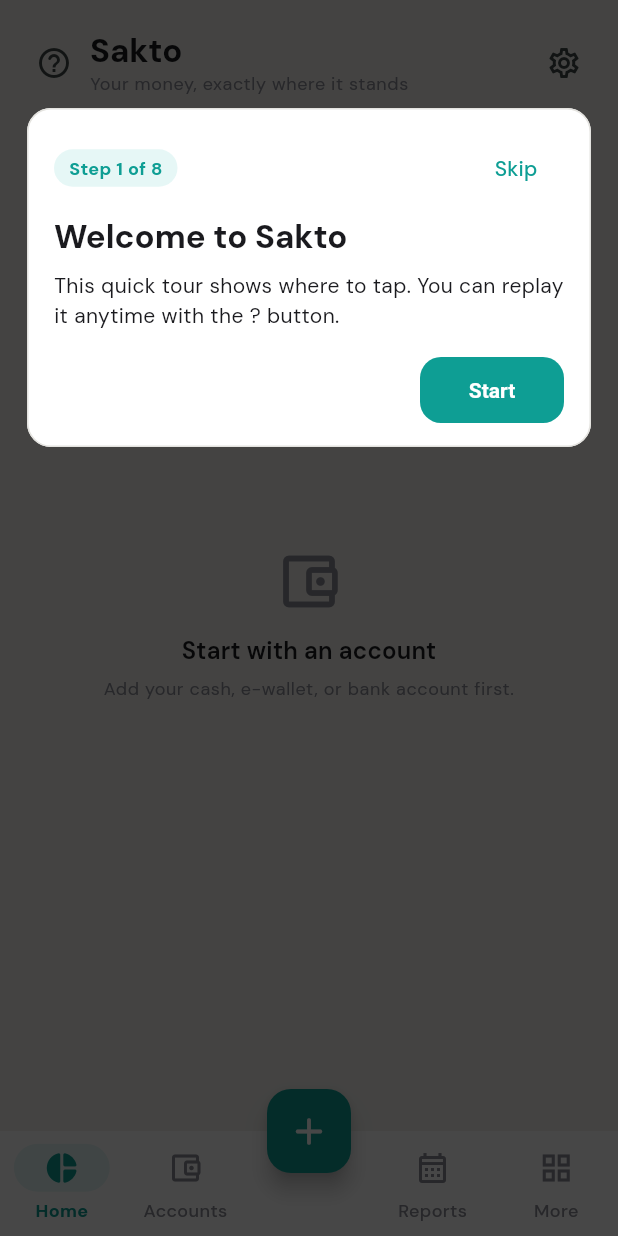
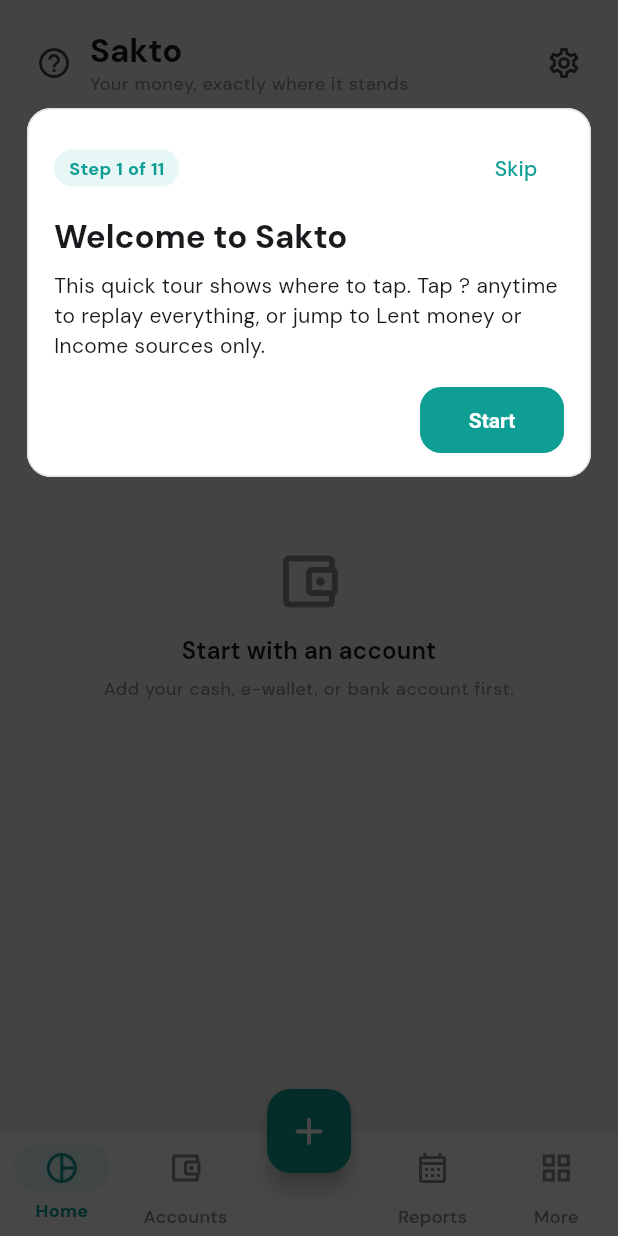
Before and after one commit to diobrandedd/sakto-finance, a Flutter app: the screen it shows after launch, on a phone screen of 412 x 824 dp. Run offline on Flutter 3.47's test engine with Material 3 defaults, Android fonts, the phone set to English and light mode, and no system bars; our stand-ins replace drift, drift_flutter, fl_chart, flutter_colorpicker, flutter_local_notifications, flutter_riverpod and 3 more; accounts and stored records are empty; generated files the repository leaves out were written again.

Commit message:
release v1.6.2 with selectable app guides
Add guide picker for full, lent, and income tours, restore nav spotlights, and deepen the More walkthrough.

Co-authored-by: Cursor <cursoragent@cursor.com>

```diff
--- a/lib/app.dart
+++ b/lib/app.dart
@@ -94,21 +94,32 @@ class AppShell extends ConsumerStatefulWidget {
 class _AppShellState extends ConsumerState<AppShell> {
   int _index = 0;
   bool _tourVisible = false;
+  TourGuide _tourGuide = TourGuide.full;
   final _tourKeys = TourKeys();
+
+  List<TourStep> get _tourSteps => stepsForGuide(_tourGuide);
 
   @override
   void initState() {
     super.initState();
     WidgetsBinding.instance.addPostFrameCallback((_) {
       if (!ref.read(tourCompletedProvider)) {
-        _startTour();
+        _startTour(TourGuide.full);
       }
     });
   }
 
-  void _startTour() {
+  Future<void> _pickAndStartTour() async {
+    final guide = await showTourGuidePicker(context);
+    if (guide == null || !mounted) return;
+    _startTour(guide);
+  }
+
+  void _startTour(TourGuide guide) {
+    final steps = stepsForGuide(guide);
     setState(() {
-      _index = 0;
+      _tourGuide = guide;
+      _index = tabIndexForTourTarget(steps.first.target);
       _tourVisible = true;
     });
   }
@@ -119,13 +130,8 @@ class _AppShellState extends ConsumerState<AppShell> {
   }
 
   void _onTourStepChanged(int stepIndex) {
-    final target = saktoTourSteps[stepIndex].target;
-    final nextIndex = switch (target) {
-      TourTarget.accounts => 1,
-      TourTarget.reports => 3,
-      TourTarget.more => 4,
-      _ => 0,
-    };
+    final target = _tourSteps[stepIndex].target;
+    final nextIndex = tabIndexForTourTarget(target);
     if (_index != nextIndex) {
       setState(() => _index = nextIndex);
     }
@@ -133,23 +139,27 @@ class _AppShellState extends ConsumerState<AppShell> {
 
   @override
   Widget build(BuildContext context) {
-    ref.listen<int>(tourRequestProvider, (previous, next) {
-      if (previous != next) {
+    ref.listen<TourRequest?>(tourRequestProvider, (previous, next) {
+      if (next != null && next.id != previous?.id) {
         Navigator.of(context).popUntil((route) => route.isFirst);
-        _startTour();
+        _startTour(next.guide);
       }
     });
     final pages = [
       HomeScreen(
         helpKey: _tourKeys.help,
-        settingsKey: _tourKeys.settings,
         homeKey: _tourKeys.home,
-        onReplayTour: _startTour,
+        onChooseGuide: _pickAndStartTour,
       ),
       const AccountsScreen(),
       const SizedBox.shrink(),
       const ReportsScreen(),
-      const MoreScreen(),
+      MoreScreen(
+        creditsKey: _tourKeys.credits,
+        lentKey: _tourKeys.lent,
+        incomeKey: _tourKeys.income,
+        settingsKey: _tourKeys.settings,
+      ),
     ];
     return Stack(
       children: [
@@ -185,34 +195,46 @@ class _AppShellState extends ConsumerState<AppShell> {
               }
             },
             destinations: [
+              // Keep keys on `icon` only — `selectedIcon` replaces `icon` when
+              // selected, which unmounts the GlobalKey and kills the spotlight.
               const NavigationDestination(
                 icon: Icon(Icons.pie_chart_outline_rounded),
-                selectedIcon: Icon(Icons.pie_chart_rounded),
                 label: 'Home',
               ),
               NavigationDestination(
                 icon: KeyedSubtree(
                   key: _tourKeys.accounts,
-                  child: const Icon(Icons.account_balance_wallet_outlined),
-                ),
-                selectedIcon: const Icon(Icons.account_balance_wallet_rounded),
+                  child: const SizedBox(
+                    width: 64,
+                    height: 40,
+                    child: Center(
+                      child: Icon(Icons.account_balance_wallet_outlined),
+                    ),
+                  ),
+                ),
                 label: 'Accounts',
               ),
               const NavigationDestination(icon: SizedBox(width: 32), label: ''),
               NavigationDestination(
                 icon: KeyedSubtree(
                   key: _tourKeys.reports,
-                  child: const Icon(Icons.calendar_month_outlined),
-                ),
-                selectedIcon: const Icon(Icons.calendar_month_rounded),
+                  child: const SizedBox(
+                    width: 64,
+                    height: 40,
+                    child: Center(child: Icon(Icons.calendar_month_outlined)),
+                  ),
+                ),
                 label: 'Reports',
               ),
               NavigationDestination(
                 icon: KeyedSubtree(
                   key: _tourKeys.more,
-                  child: const Icon(Icons.grid_view_outlined),
-                ),
-                selectedIcon: const Icon(Icons.grid_view_rounded),
+                  child: const SizedBox(
+                    width: 64,
+                    height: 40,
+                    child: Center(child: Icon(Icons.grid_view_outlined)),
+                  ),
+                ),
                 label: 'More',
               ),
             ],
@@ -221,7 +243,9 @@ class _AppShellState extends ConsumerState<AppShell> {
         if (_tourVisible)
           Positioned.fill(
             child: AppTourOverlay(
+              key: ValueKey(_tourGuide),
               keys: _tourKeys,
+              steps: _tourSteps,
               onFinished: _finishTour,
               onStepChanged: _onTourStepChanged,
             ),
@@ -321,16 +345,14 @@ Future<bool> confirmDelete(BuildContext context, String message) async =>
 class HomeScreen extends ConsumerWidget {
   const HomeScreen({
     required this.helpKey,
-    required this.settingsKey,
     required this.homeKey,
-    required this.onReplayTour,
+    required this.onChooseGuide,
     super.key,
   });
 
   final GlobalKey helpKey;
-  final GlobalKey settingsKey;
   final GlobalKey homeKey;
-  final VoidCallback onReplayTour;
+  final VoidCallback onChooseGuide;
 
   @override
   Widget build(BuildContext context, WidgetRef ref) {
@@ -352,12 +374,11 @@ class HomeScreen extends ConsumerWidget {
             subtitle: 'Your money, exactly where it stands',
             leading: IconButton(
               key: helpKey,
-              tooltip: 'Replay app tour',
-              onPressed: onReplayTour,
+              tooltip: 'Choose a guide',
+              onPressed: onChooseGuide,
               icon: const Icon(Icons.help_outline_rounded),
             ),
             action: IconButton(
-              key: settingsKey,
               onPressed: () => Navigator.of(
                 context,
               ).push(MaterialPageRoute(builder: (_) => const SettingsScreen())),
@@ -1437,30 +1458,45 @@ class _ReportMetric extends StatelessWidget {
 }
 
 class MoreScreen extends StatelessWidget {
-  const MoreScreen({super.key});
+  const MoreScreen({
+    this.creditsKey,
+    this.lentKey,
+    this.incomeKey,
+    this.settingsKey,
+    super.key,
+  });
+
+  final GlobalKey? creditsKey;
+  final GlobalKey? lentKey;
+  final GlobalKey? incomeKey;
+  final GlobalKey? settingsKey;
 
   @override
   Widget build(BuildContext context) {
     final items = [
       (
+        creditsKey,
         'Credits',
         'Loans and installment purchases',
         Icons.credit_card,
         const CreditsScreen(),
       ),
       (
+        lentKey,
         'Lent money',
         'Money others owe you',
         Icons.handshake_outlined,
         const LentMoneyScreen(),
       ),
       (
+        incomeKey,
         'Income sources',
         'Recurring pay and forecasting',
         Icons.event_repeat,
         const IncomeSourcesScreen(),
       ),
       (
+        settingsKey,
         'Settings',
         'Theme, background, notifications, and backup',
         Icons.settings_outlined,
@@ -1478,22 +1514,23 @@ class MoreScreen extends StatelessWidget {
             itemBuilder: (context, index) {
               final item = items[index];
               return Card(
+                key: item.$1,
                 child: ListTile(
                   contentPadding: const EdgeInsets.all(14),
                   leading: CircleAvatar(
                     backgroundColor: context.sakto.accentLight,
                     foregroundColor: context.sakto.accent,
-                    child: Icon(item.$3),
+                    child: Icon(item.$4),
                   ),
                   title: Text(
-                    item.$1,
+                    item.$2,
                     style: const TextStyle(fontWeight: FontWeight.w700),
                   ),
-                  subtitle: Text(item.$2),
+                  subtitle: Text(item.$3),
                   trailing: const Icon(Icons.chevron_right),
                   onTap: () => Navigator.push(
                     context,
-                    MaterialPageRoute(builder: (_) => item.$4),
+                    MaterialPageRoute(builder: (_) => item.$5),
                   ),
                 ),
               );
@@ -2635,11 +2672,16 @@ class SettingsScreen extends ConsumerWidget {
               children: [
                 ListTile(
                   leading: const Icon(Icons.help_outline_rounded),
-                  title: const Text('Replay app tour'),
-                  subtitle: const Text('Walk through where to tap again'),
+                  title: const Text('App guides'),
+                  subtitle: const Text(
+                    'Replay everything, Lent money, or Income sources',
+                  ),
                   trailing: const Icon(Icons.chevron_right),
-                  onTap: () {
-                    ref.read(tourRequestProvider.notifier).state++;
+                  onTap: () async {
+                    final guide = await showTourGuidePicker(context);
+                    if (guide == null) return;
+                    ref.read(tourRequestProvider.notifier).state =
+                        TourRequest(guide);
                   },
                 ),
                 const Divider(height: 1),
--- a/lib/tour/app_tour.dart
+++ b/lib/tour/app_tour.dart
@@ -10,7 +10,14 @@ final tourCompletedProvider =
       (ref) => TourCompletedController(ref.watch(sharedPreferencesProvider)),
     );
 
-final tourRequestProvider = StateProvider<int>((ref) => 0);
+final tourRequestProvider = StateProvider<TourRequest?>((ref) => null);
+
+class TourRequest {
+  TourRequest(this.guide) : id = DateTime.now().microsecondsSinceEpoch;
+
+  final TourGuide guide;
+  final int id;
+}
 
 class TourCompletedController extends StateNotifier<bool> {
   TourCompletedController(this._prefs) : super(_prefs.getBool(_key) ?? false);
@@ -29,7 +36,21 @@ class TourCompletedController extends StateNotifier<bool> {
   }
 }
 
-enum TourTarget { welcome, help, home, accounts, add, reports, more, settings }
+enum TourGuide { full, lentMoney, incomeSources }
+
+enum TourTarget {
+  welcome,
+  help,
+  home,
+  accounts,
+  add,
+  reports,
+  more,
+  credits,
+  lent,
+  income,
+  settings,
+}
 
 class TourStep {
   const TourStep({
@@ -43,12 +64,12 @@ class TourStep {
   final String body;
 }
 
-const saktoTourSteps = [
+const fullTourSteps = [
   TourStep(
     target: TourTarget.welcome,
     title: 'Welcome to Sakto',
     body:
-        'This quick tour shows where to tap. You can replay it anytime with the ? button.',
+        'This quick tour shows where to tap. Tap ? anytime to replay everything, or jump to Lent money or Income sources only.',
   ),
   TourStep(
     target: TourTarget.home,
@@ -78,7 +99,25 @@ const saktoTourSteps = [
     target: TourTarget.more,
     title: 'More tools',
     body:
-        'Open Credits, Lent money, Income sources, and Settings from the More tab.',
+        'Credits, lent money, income sources, and Settings are all under the More tab.',
+  ),
+  TourStep(
+    target: TourTarget.credits,
+    title: 'Credits',
+    body:
+        'Track loans and installment purchases you owe — principal, schedule, and payment progress.',
+  ),
+  TourStep(
+    target: TourTarget.lent,
+    title: 'Lent money',
+    body:
+        'When you lend money, Sakto deducts the amount from the account you choose. When they pay you back, you pick which account receives it.',
+  ),
+  TourStep(
+    target: TourTarget.income,
+    title: 'Income sources',
+    body:
+        'Add recurring pay here so Home can estimate month-end balance from expected income.',
   ),
   TourStep(
     target: TourTarget.settings,
@@ -88,11 +127,122 @@ const saktoTourSteps = [
   ),
   TourStep(
     target: TourTarget.help,
-    title: 'Replay this tour',
+    title: 'Pick a guide anytime',
     body:
-        'Tap the ? anytime to walk through Sakto again. You can skip the tour whenever you want.',
+        'Tap ? to choose Replay everything, Lent money, or Income sources. You can skip a guide whenever you want.',
   ),
 ];
+
+const lentMoneyTourSteps = [
+  TourStep(
+    target: TourTarget.more,
+    title: 'Find Lent money',
+    body: 'Open the More tab to track money others owe you.',
+  ),
+  TourStep(
+    target: TourTarget.lent,
+    title: 'Lent money',
+    body:
+        'When you lend money, Sakto deducts the amount from the account you choose. When they pay you back, you pick which account receives it.',
+  ),
+];
+
+const incomeSourcesTourSteps = [
+  TourStep(
+    target: TourTarget.more,
+    title: 'Find Income sources',
+    body: 'Open the More tab to set up recurring pay for forecasting.',
+  ),
+  TourStep(
+    target: TourTarget.income,
+    title: 'Income sources',
+    body:
+        'Add recurring pay here so Home can estimate month-end balance from expected income.',
+  ),
+];
+
+List<TourStep> stepsForGuide(TourGuide guide) => switch (guide) {
+  TourGuide.full => fullTourSteps,
+  TourGuide.lentMoney => lentMoneyTourSteps,
+  TourGuide.incomeSources => incomeSourcesTourSteps,
+};
+
+int tabIndexForTourTarget(TourTarget target) => switch (target) {
+  TourTarget.accounts => 1,
+  TourTarget.reports => 3,
+  TourTarget.more ||
+  TourTarget.credits ||
+  TourTarget.lent ||
+  TourTarget.income ||
+  TourTarget.settings =>
+    4,
+  _ => 0,
+};
+
+Future<TourGuide?> showTourGuidePicker(BuildContext context) {
+  return showModalBottomSheet<TourGuide>(
+    context: context,
+    showDragHandle: true,
+    builder: (context) {
+      final colors = context.sakto;
+      Widget option({
+        required IconData icon,
+        required String title,
+        required String subtitle,
+        required TourGuide guide,
+      }) {
+        return ListTile(
+          leading: CircleAvatar(
+            backgroundColor: colors.accentLight,
+            foregroundColor: colors.accent,
+            child: Icon(icon),
+          ),
+          title: Text(title, style: const TextStyle(fontWeight: FontWeight.w700)),
+          subtitle: Text(subtitle),
+          trailing: const Icon(Icons.chevron_right),
+          onTap: () => Navigator.pop(context, guide),
+        );
+      }
+
+      return SafeArea(
+        child: Padding(
+          padding: const EdgeInsets.only(bottom: 12),
+          child: Column(
+            mainAxisSize: MainAxisSize.min,
+            crossAxisAlignment: CrossAxisAlignment.start,
+            children: [
+              Padding(
+                padding: const EdgeInsets.fromLTRB(20, 4, 20, 8),
+                child: Text(
+                  'Choose a guide',
+                  style: Theme.of(context).textTheme.titleLarge,
+                ),
+              ),
+              option(
+                icon: Icons.all_inclusive_rounded,
+                title: 'Replay everything',
+                subtitle: 'Full walkthrough of Home, tabs, and More tools',
+                guide: TourGuide.full,
+              ),
+              option(
+                icon: Icons.handshake_outlined,
+                title: 'Lent money',
+                subtitle: 'How lending deducts from an account',
+                guide: TourGuide.lentMoney,
+              ),
+              option(
+                icon: Icons.event_repeat,
+                title: 'Income sources',
+                subtitle: 'Recurring pay and month-end forecasts',
+                guide: TourGuide.incomeSources,
+              ),
+            ],
+          ),
+        ),
+      );
+    },
+  );
+}
 
 class TourKeys {
   TourKeys();
@@ -104,6 +254,9 @@ class TourKeys {
   final add = GlobalKey();
   final reports = GlobalKey();
   final more = GlobalKey();
+  final credits = GlobalKey();
+  final lent = GlobalKey();
+  final income = GlobalKey();
 
   GlobalKey? keyFor(TourTarget target) => switch (target) {
     TourTarget.welcome => null,
@@ -113,6 +266,9 @@ class TourKeys {
     TourTarget.add => add,
     TourTarget.reports => reports,
     TourTarget.more => more,
+    TourTarget.credits => credits,
+    TourTarget.lent => lent,
+    TourTarget.income => income,
     TourTarget.settings => settings,
   };
 }
@@ -120,12 +276,14 @@ class TourKeys {
 class AppTourOverlay extends StatefulWidget {
   const AppTourOverlay({
     required this.keys,
+    required this.steps,
     required this.onFinished,
     required this.onStepChanged,
     super.key,
   });
 
   final TourKeys keys;
+  final List<TourStep> steps;
   final VoidCallback onFinished;
   final ValueChanged<int> onStepChanged;
 
@@ -136,26 +294,41 @@ class AppTourOverlay extends StatefulWidget {
 class _AppTourOverlayState extends State<AppTourOverlay> {
   int _index = 0;
   Rect? _hole;
+  int _measureToken = 0;
 
-  TourStep get _step => saktoTourSteps[_index];
+  List<TourStep> get _steps => widget.steps;
+  TourStep get _step => _steps[_index];
 
   @override
   void initState() {
     super.initState();
-    WidgetsBinding.instance.addPostFrameCallback((_) => _measure());
+    WidgetsBinding.instance.addPostFrameCallback((_) {
+      widget.onStepChanged(_index);
+      _measure();
+    });
   }
 
-  Future<void> _measure() async {
-    await Future<void>.delayed(const Duration(milliseconds: 50));
-    if (!mounted) return;
+  Future<void> _measure({int attempt = 0}) async {
+    final token = ++_measureToken;
+    await Future<void>.delayed(Duration(milliseconds: attempt == 0 ? 50 : 120));
+    if (!mounted || token != _measureToken) return;
+
     final key = widget.keys.keyFor(_step.target);
     final targetContext = key?.currentContext;
     if (targetContext == null || !targetContext.mounted) {
+      if (attempt < 8) {
+        await _measure(attempt: attempt + 1);
+        return;
+      }
       setState(() => _hole = null);
       return;
     }
     final box = targetContext.findRenderObject() as RenderBox?;
     if (box == null || !box.hasSize) {
+      if (attempt < 8) {
+        await _measure(attempt: attempt + 1);
+        return;
+      }
       setState(() => _hole = null);
       return;
     }
@@ -176,14 +349,13 @@ class _AppTourOverlayState extends State<AppTourOverlay> {
       _hole = null;
     });
     widget.onStepChanged(index);
-    WidgetsBinding.instance.addPostFrameCallback((_) async {
-      await Future<void>.delayed(const Duration(milliseconds: 120));
-      if (mounted) await _measure();
+    WidgetsBinding.instance.addPostFrameCallback((_) {
+      if (mounted) _measure();
     });
   }
 
   Future<void> _next() async {
-    if (_index >= saktoTourSteps.length - 1) {
+    if (_index >= _steps.length - 1) {
       widget.onFinished();
       return;
     }
@@ -203,6 +375,7 @@ class _AppTourOverlayState extends State<AppTourOverlay> {
         ? 72.0
         : null;
     final cardBottom = cardTop == null ? 110.0 : null;
+    final isLast = _index == _steps.length - 1;
 
     return Material(
       color: Colors.transparent,
@@ -266,7 +439,7 @@ class _AppTourOverlayState extends State<AppTourOverlay> {
                               borderRadius: BorderRadius.circular(99),
                             ),
                             child: Text(
-                              'Step ${_index + 1} of ${saktoTourSteps.length}',
+                              'Step ${_index + 1} of ${_steps.length}',
                               style: TextStyle(
                                 color: colors.accent,
                                 fontWeight: FontWeight.w700,
@@ -303,8 +476,6 @@ class _AppTourOverlayState extends State<AppTourOverlay> {
                           FilledButton(
                             onPressed: _next,
                             style: FilledButton.styleFrom(
-                              // Theme default uses Size.fromHeight (infinite
-                              // width), which collapses this button in a Row.
                               minimumSize: const Size(96, 44),
                               padding: const EdgeInsets.symmetric(
                                 horizontal: 20,
@@ -314,7 +485,7 @@ class _AppTourOverlayState extends State<AppTourOverlay> {
                               foregroundColor: Colors.white,
                             ),
                             child: Text(
-                              _index == saktoTourSteps.length - 1
+                              isLast
                                   ? 'Done'
                                   : (_index == 0 ? 'Start' : 'Next'),
                             ),
--- a/pubspec.yaml
+++ b/pubspec.yaml
@@ -16,7 +16,7 @@ publish_to: 'none' # Remove this line if you wish to publish to pub.dev
 # https://developer.apple.com/library/archive/documentation/General/Reference/InfoPlistKeyReference/Articles/CoreFoundationKeys.html
 # In Windows, build-name is used as the major, minor, and patch parts
 # of the product and file versions while build-number is used as the build suffix.
-version: 1.6.1+5
+version: 1.6.2+6
 
 environment:
   sdk: ^3.12.0
```
Also changed, not shown: 2 other files.
